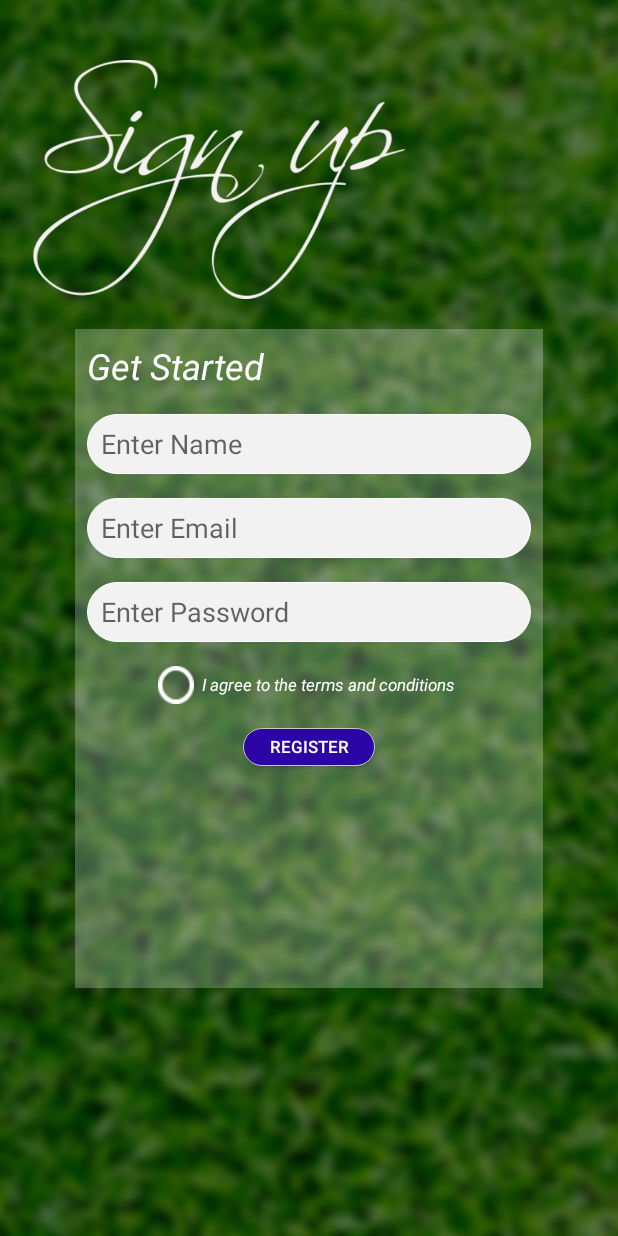
After one commit to abhinav999k/BountyHunt, an Android app: the SignUP_activity screen opened directly, with no data from a screen before it, on a phone screen of 412 x 824 dp. The commit adds this screen. Run offline under Robolectric (Android 15) with nearby library versions, the phone set to English and light mode, and no system bars.

Commit message:
- UI Enhancments    + addition of signup page

```diff
--- a/app/src/main/AndroidManifest.xml
+++ b/app/src/main/AndroidManifest.xml
@@ -16,6 +16,7 @@
                 <category android:name="android.intent.category.LAUNCHER" />
             </intent-filter>
         </activity>
+        <activity android:name=".SignUP_activity"></activity>
     </application>
 
 </manifest>
--- a/app/src/main/java/com/example/abhin_000/bountyhunt/MainActivity.java
+++ b/app/src/main/java/com/example/abhin_000/bountyhunt/MainActivity.java
@@ -1,14 +1,16 @@
 package com.example.abhin_000.bountyhunt;
 
+import android.content.Intent;
 import android.os.Handler;
 import android.support.v7.app.AppCompatActivity;
 import android.os.Bundle;
 import android.view.View;
+import android.widget.Button;
 import android.widget.RelativeLayout;
 
 public class MainActivity extends AppCompatActivity {
     RelativeLayout rellay1, rellay2;
-
+    private Button signup_button;
     Handler handler = new Handler();
     Runnable runnable = new Runnable() {
         @Override
@@ -22,9 +24,16 @@ public class MainActivity extends AppCompatActivity {
     protected void onCreate(Bundle savedInstanceState) {
         super.onCreate(savedInstanceState);
         setContentView(R.layout.activity_main);
-
+        signup_button = (Button)findViewById(R.id.signup_button);
         rellay1 = (RelativeLayout) findViewById(R.id.rellay1);
         rellay2 = (RelativeLayout) findViewById(R.id.rellay2);
+        signup_button.setOnClickListener(new View.OnClickListener() {
+            @Override
+            public void onClick(View v) {
+                Intent intent = new Intent(MainActivity.this,SignUP_activity.class);
+                startActivity(intent);
+            }
+        });
 
         handler.postDelayed(runnable, 2000); //2000 is the timeout for the splash
     }
--- /dev/null
+++ b/app/src/main/java/com/example/abhin_000/bountyhunt/SignUP_activity.java
@@ -0,0 +1,13 @@
+package com.example.abhin_000.bountyhunt;
+
+import android.support.v7.app.AppCompatActivity;
+import android.os.Bundle;
+
+public class SignUP_activity extends AppCompatActivity {
+
+    @Override
+    protected void onCreate(Bundle savedInstanceState) {
+        super.onCreate(savedInstanceState);
+        setContentView(R.layout.activity_sign_up_activity);
+    }
+}
--- /dev/null
+++ b/app/src/main/res/drawable/radio_button.xml
@@ -0,0 +1,6 @@
+<?xml version="1.0" encoding="utf-8"?>
+<selector xmlns:android="http://schemas.android.com/apk/res/android">
+    <item android:drawable="@drawable/rb_checked" android:state_checked="true"/>
+    <item android:drawable="@drawable/rb_unchecked" android:state_checked="false"/>
+
+</selector>
--- /dev/null
+++ b/app/src/main/res/drawable/register_button.xml
@@ -0,0 +1,19 @@
+<?xml version="1.0" encoding="utf-8"?>
+<selector xmlns:android="http://schemas.android.com/apk/res/android">
+  <item android:state_pressed="false" android:state_focused="false">
+      <shape>
+          <solid android:color="#2b05a6"/>
+          <stroke android:width="0.1dp"
+              android:color="#c6c6c6"/>
+          <corners android:radius="15dp"/>
+      </shape>
+  </item>
+
+    <item android:state_pressed="true" android:state_focused="true">
+        <shape>
+            <solid android:color="#00a651"/>
+            <corners android:radius="5dp"/>
+        </shape>
+    </item>
+
+</selector>
--- /dev/null
+++ b/app/src/main/res/drawable/rounded_white.xml
@@ -0,0 +1,12 @@
+<?xml version="1.0" encoding="utf-8"?>
+<selector xmlns:android="http://schemas.android.com/apk/res/android">
+<item>
+    <shape>
+        <solid android:color="#f2f2f2"/>
+        <stroke android:width="0.1dp"
+            android:color="@color/white"/>
+        <corners android:radius="40dp"/>
+
+    </shape>
+</item>
+</selector>
--- /dev/null
+++ b/app/src/main/res/drawable/transparent_white_box.xml
@@ -0,0 +1,8 @@
+<?xml version="1.0" encoding="utf-8"?>
+<selector xmlns:android="http://schemas.android.com/apk/res/android">
+    <item>
+        <shape>
+            <solid android:color="#40f7f7f7"></solid>
+        </shape>
+    </item>
+</selector>
--- a/app/src/main/res/layout/activity_main.xml
+++ b/app/src/main/res/layout/activity_main.xml
@@ -22,6 +22,11 @@
             android:adjustViewBounds="true"
             android:scaleType="fitCenter"
             android:src="@drawable/app_icon" />
+        <ImageView
+            android:layout_width="wrap_content"
+            android:layout_height="80dp"
+            android:layout_toRightOf="@+id/imgView_logo"
+            android:src="@drawable/hunter"/>
 
         <RelativeLayout
             android:id="@+id/rellay1"
@@ -139,6 +144,7 @@
             android:background="@color/transparent"
             android:fontFamily="sans-serif"
             android:text="Signup Now"
+            android:id="@+id/signup_button"
             android:textAllCaps="true"
             android:textColor="@color/white" />
 
--- /dev/null
+++ b/app/src/main/res/layout/activity_sign_up_activity.xml
@@ -0,0 +1,109 @@
+<?xml version="1.0" encoding="utf-8"?>
+<RelativeLayout xmlns:android="http://schemas.android.com/apk/res/android"
+    xmlns:app="http://schemas.android.com/apk/res-auto"
+    xmlns:tools="http://schemas.android.com/tools"
+    android:layout_width="match_parent"
+    android:layout_height="match_parent"
+    tools:context=".SignUP_activity">
+    <ImageView
+        android:layout_width="match_parent"
+        android:layout_height="match_parent"
+        android:scaleType="centerCrop"
+        android:src="@drawable/background_edited"/>
+
+    <LinearLayout
+        android:layout_width="match_parent"
+        android:layout_height="match_parent"
+        android:orientation="vertical">
+
+
+
+         <ImageView
+        android:layout_width="match_parent"
+        android:layout_height="0dp"
+        android:layout_weight="0.4"
+             android:paddingTop="40dp"
+             android:paddingRight="120dp"
+             android:paddingBottom="20dp"
+        android:src="@drawable/signup_text" />
+
+        <LinearLayout
+            android:layout_width="match_parent"
+            android:layout_marginLeft="50dp"
+            android:layout_marginRight="50dp"
+            android:orientation="vertical"
+            android:layout_weight="0.8"
+            android:layout_height="0dp"
+            android:paddingTop="8dp"
+            android:background="@drawable/transparent_white_box">
+
+            <TextView
+                android:layout_width="match_parent"
+                android:layout_height="wrap_content"
+                android:layout_marginLeft="8dp"
+                android:textSize="24sp"
+                android:textStyle="italic"
+                android:textColor="@color/white"
+                android:text="Get Started"/>
+
+
+
+            <AutoCompleteTextView
+                android:layout_width="match_parent"
+                android:layout_height="40dp"
+                android:layout_marginLeft="8dp"
+                android:layout_marginTop="16dp"
+                android:layout_marginRight="8dp"
+                android:background="@drawable/rounded_white"
+                android:hint="  Enter Name"/>
+
+            <AutoCompleteTextView
+                android:layout_width="match_parent"
+                android:layout_height="40dp"
+                android:layout_marginLeft="8dp"
+                android:layout_marginTop="16dp"
+                android:layout_marginRight="8dp"
+                android:background="@drawable/rounded_white"
+                android:hint="  Enter Email"/>
+
+            <AutoCompleteTextView
+                android:layout_width="match_parent"
+                android:layout_height="40dp"
+                android:layout_marginLeft="8dp"
+                android:layout_marginTop="16dp"
+                android:layout_marginRight="8dp"
+                android:background="@drawable/rounded_white"
+                android:hint="  Enter Password"/>
+           <RadioButton
+               android:layout_width="wrap_content"
+               android:layout_height="wrap_content"
+               android:textColor="@color/white"
+               android:layout_marginTop="16dp"
+               android:textStyle="italic"
+               android:textSize="11sp"
+               android:layout_gravity="center"
+               android:button="@drawable/radio_button"
+               android:text="  I agree to the terms and conditions "/>
+
+            <Button
+                android:layout_width="wrap_content"
+                android:layout_height="25dp"
+                android:background="@drawable/register_button"
+                android:layout_marginTop="16dp"
+                android:textColor="@color/white"
+                android:textSize="11sp"
+                android:text="Register"
+                android:layout_gravity="center"/>
+        </LinearLayout>
+
+        <LinearLayout
+            android:layout_width="match_parent"
+            android:layout_weight="0.3"
+            android:layout_height="0dp">
+
+        </LinearLayout>
+
+
+    </LinearLayout>
+
+</RelativeLayout>
```
Also changed, not shown: app/src/main/res/drawable/background_edited.png (added), app/src/main/res/drawable/hunter.png (added), app/src/main/res/drawable/rb_checked.png (added), app/src/main/res/drawable/rb_unchecked.png (added), app/src/main/res/drawable/signup_text.png (added).
